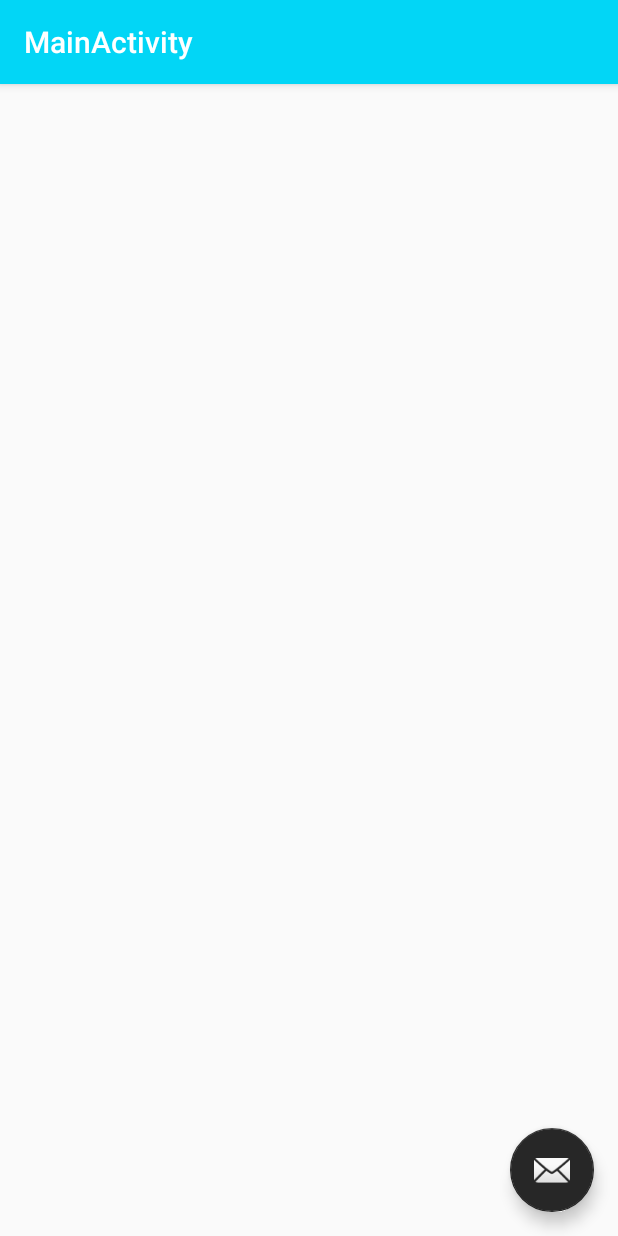
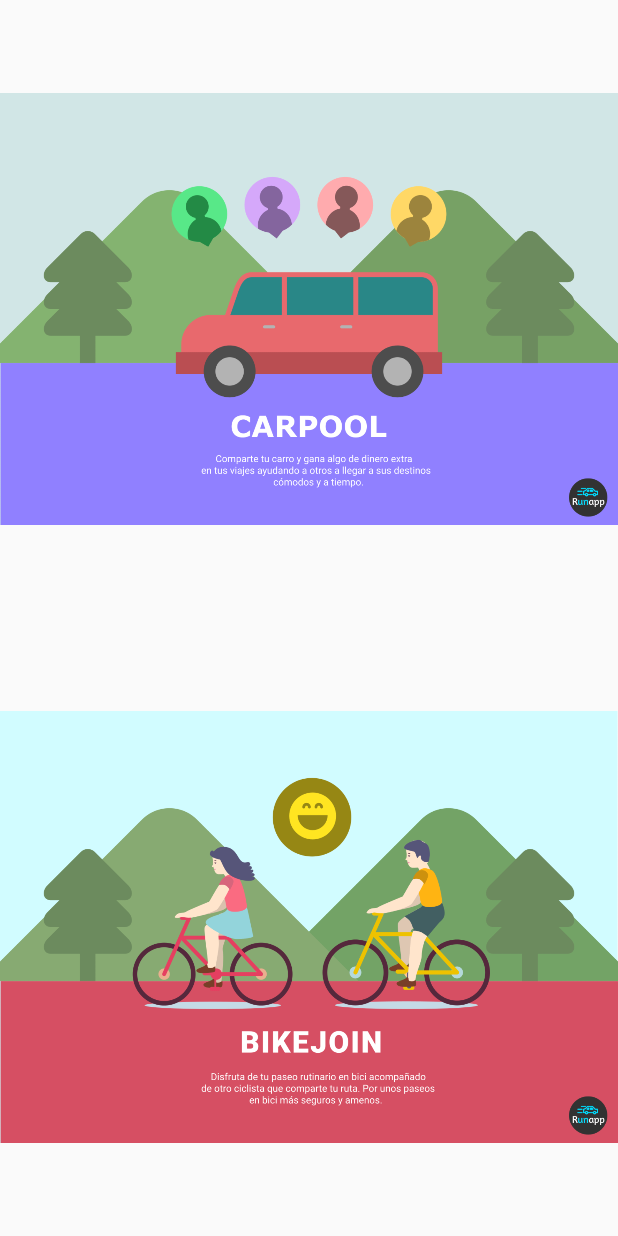
Before and after one commit to RunAppUnal/2C_runapp_ma, an Android app: the MainActivity screen opened directly, with no data from a screen before it, on a phone screen of 412 x 824 dp. Run offline under Robolectric (Android 15) with nearby library versions, the phone set to English and light mode, and no system bars; 1 statement that could not run was skipped.

Commit message:
images and main layout

```diff
--- a/runapp-ma/app/src/main/java/com/runapp/runapp_ma/MyApolloClient.java
+++ b/runapp-ma/app/src/main/java/com/runapp/runapp_ma/MyApolloClient.java
@@ -7,7 +7,8 @@ import okhttp3.logging.HttpLoggingInterceptor;
 
 public class MyApolloClient {
 
-    private static final String BASE_URL = "http://192.168.99.102:8000/graphql";
+    //private static final String BASE_URL = "http://192.168.99.102:8000/graphql";
+    private static final String BASE_URL = "http://192.168.0.10:8000/graphql";
     private static ApolloClient myApolloClient;
 
     public static ApolloClient getMyApolloClient(){
--- a/runapp-ma/app/src/main/res/layout/activity_main.xml
+++ b/runapp-ma/app/src/main/res/layout/activity_main.xml
@@ -1,33 +1,47 @@
 <?xml version="1.0" encoding="utf-8"?>
-<android.support.design.widget.CoordinatorLayout xmlns:android="http://schemas.android.com/apk/res/android"
+<LinearLayout xmlns:android="http://schemas.android.com/apk/res/android"
     xmlns:app="http://schemas.android.com/apk/res-auto"
     xmlns:tools="http://schemas.android.com/tools"
     android:layout_width="match_parent"
     android:layout_height="match_parent"
-    tools:context=".MainActivity">
+    tools:context=".MainActivity"
+    android:orientation="vertical"
+    android:numColumns="1"
+    >
 
     <android.support.design.widget.AppBarLayout
         android:layout_width="match_parent"
         android:layout_height="wrap_content"
         android:theme="@style/AppTheme.AppBarOverlay">
 
-        <android.support.v7.widget.Toolbar
-            android:id="@+id/toolbar"
-            android:layout_width="match_parent"
-            android:layout_height="?attr/actionBarSize"
-            android:background="?attr/colorPrimary"
-            app:popupTheme="@style/AppTheme.PopupOverlay" />
+        <!--<android.support.v7.widget.Toolbar-->
+            <!--android:id="@+id/toolbar"-->
+            <!--android:layout_width="match_parent"-->
+            <!--android:layout_height="?attr/actionBarSize"-->
+            <!--android:background="?attr/colorPrimary"-->
+            <!--app:popupTheme="@style/AppTheme.PopupOverlay" />-->
 
     </android.support.design.widget.AppBarLayout>
 
-    <include layout="@layout/content_main" />
+    <ImageView
+        android:id="@+id/imageView1"
+        android:layout_width="fill_parent"
+        android:layout_height="0dp"
+        android:layout_marginBottom="0dp"
+        android:layout_marginLeft="0dp"
+        android:layout_marginRight="0dp"
+        android:layout_marginTop="0dp"
+        android:layout_weight="1"
+        android:paddingBottom="0dp"
+        android:paddingLeft="0dp"
+        android:paddingRight="0dp"
+        android:paddingTop="0dp"
+        app:srcCompat="@drawable/carpool2" />
+    <ImageView
+        android:id="@+id/imageView2"
+        android:layout_width="fill_parent"
+        android:layout_height="0dp"
+        android:layout_weight="1"
+        app:srcCompat="@drawable/bikejoin2" />
 
-    <android.support.design.widget.FloatingActionButton
-        android:id="@+id/fab"
-        android:layout_width="wrap_content"
-        android:layout_height="wrap_content"
-        android:layout_gravity="bottom|end"
-        android:layout_margin="@dimen/fab_margin"
-        app:srcCompat="@android:drawable/ic_dialog_email" />
-
-</android.support.design.widget.CoordinatorLayout>
+</LinearLayout>
```
Also changed, not shown: runapp-ma/app/src/main/java/com/runapp/runapp_ma/LoginActivity.java (+29 -15 lines).
